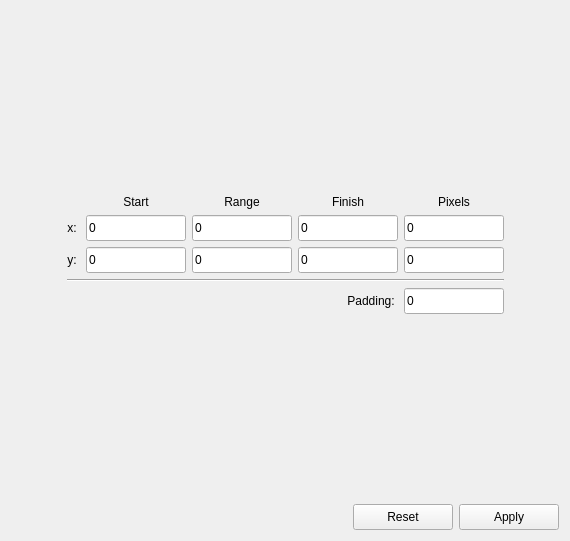
Qt form src/gui/dialogs/settings/frames/stemareaframe.ui (JJPPeters/clTEM) before a commit.
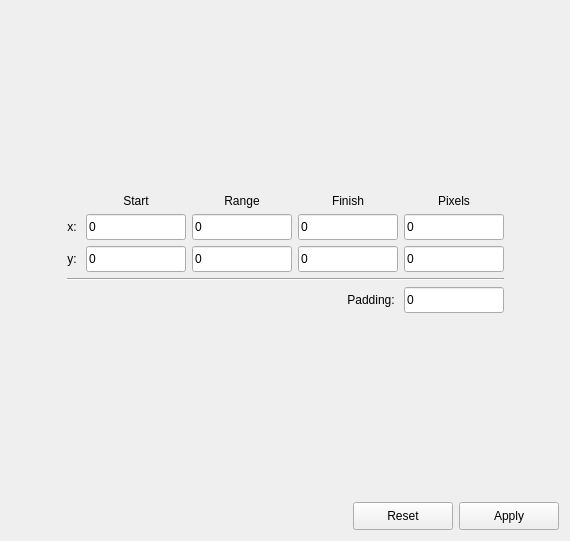
The same form after that commit. Custom widgets are drawn as their Qt base class.

Patch:
```diff
--- a/src/gui/dialogs/settings/frames/stemareaframe.ui
+++ b/src/gui/dialogs/settings/frames/stemareaframe.ui
@@ -334,7 +334,7 @@
        <property name="minimumSize">
         <size>
          <width>100</width>
-         <height>26</height>
+         <height>28</height>
         </size>
        </property>
        <property name="text">
@@ -347,7 +347,7 @@
        <property name="minimumSize">
         <size>
          <width>100</width>
-         <height>26</height>
+         <height>28</height>
         </size>
        </property>
        <property name="text">
```
